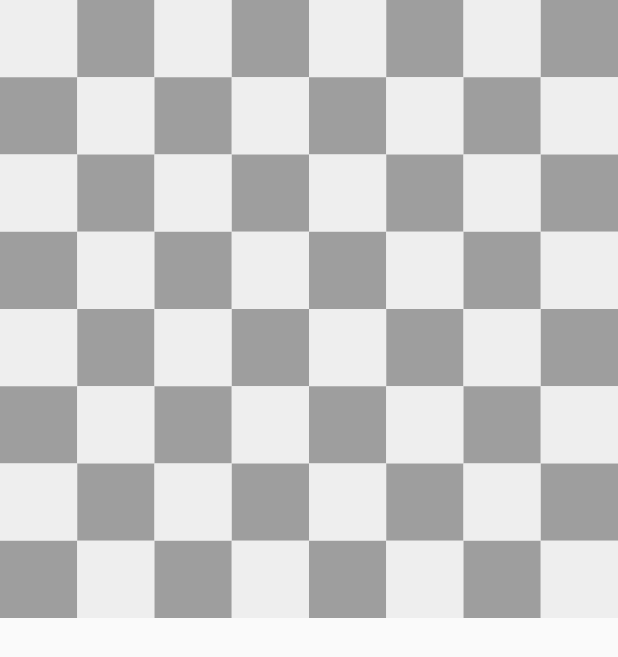
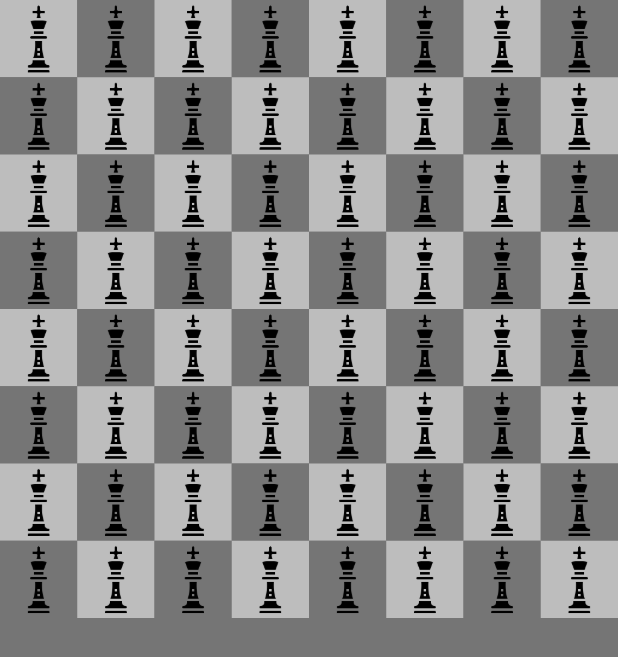
Before and after one commit to eacardenase/flutter-chess-game, a Flutter app: the screen it shows after launch, on a phone screen of 412 x 824 dp. Shown: the top 657 px of the screen. Run offline on Flutter 3.47's test engine with Material 2 defaults, Android fonts, the phone set to English and light mode, and no system bars.

```diff
--- /dev/null
+++ b/lib/components/piece.dart
@@ -0,0 +1,13 @@
+enum ChessPieceType { pawn, rook, knight, bishop, queen, king }
+
+class ChessPiece {
+  const ChessPiece({
+    required this.type,
+    required this.isWhite,
+    required this.imagePath,
+  });
+
+  final ChessPieceType type;
+  final bool isWhite;
+  final String imagePath;
+}
--- a/lib/components/square.dart
+++ b/lib/components/square.dart
@@ -1,17 +1,27 @@
 import 'package:flutter/material.dart';
+
+import 'package:chess_game/components/piece.dart';
+import 'package:chess_game/values/colors.dart';
 
 class Square extends StatelessWidget {
   const Square({
     super.key,
     required this.isWhite,
+    required this.piece,
   });
 
   final bool isWhite;
+  final ChessPiece? piece;
 
   @override
   Widget build(BuildContext context) {
     return Container(
-      color: isWhite ? Colors.grey.shade200 : Colors.grey.shade500,
+      color: isWhite ? foregroundColor : backgroundColor,
+      child: piece != null
+          ? Image.asset(
+              piece!.imagePath,
+            )
+          : null,
     );
   }
 }
--- a/lib/game_board.dart
+++ b/lib/game_board.dart
@@ -1,6 +1,9 @@
+import 'package:flutter/material.dart';
+
+import 'package:chess_game/components/piece.dart';
 import 'package:chess_game/components/square.dart';
 import 'package:chess_game/helpers/helper_methods.dart';
-import 'package:flutter/material.dart';
+import 'package:chess_game/values/colors.dart';
 
 class GameBoard extends StatefulWidget {
   const GameBoard({super.key});
@@ -10,9 +13,21 @@ class GameBoard extends StatefulWidget {
 }
 
 class _GameBoardState extends State<GameBoard> {
+  // ChessPiece myKing = const ChessPiece(
+  //   type: ChessPieceType.king,
+  //   isWhite: true,
+  //   imagePath: 'assets/icons/king-white.png',
+  // );
+  ChessPiece myKing = const ChessPiece(
+    type: ChessPieceType.king,
+    isWhite: false,
+    imagePath: 'assets/icons/king-black.png',
+  );
+
   @override
   Widget build(BuildContext context) {
     return Scaffold(
+      backgroundColor: backgroundColor,
       body: GridView.builder(
         itemCount: 8 * 8,
         physics: const NeverScrollableScrollPhysics(),
@@ -20,7 +35,10 @@ class _GameBoardState extends State<GameBoard> {
           crossAxisCount: 8,
         ),
         itemBuilder: (context, index) {
-          return Square(isWhite: isWhite(index));
+          return Square(
+            isWhite: isWhite(index),
+            piece: myKing,
+          );
         },
       ),
     );
--- /dev/null
+++ b/lib/values/colors.dart
@@ -0,0 +1,4 @@
+import 'package:flutter/material.dart';
+
+var backgroundColor = Colors.grey.shade600;
+var foregroundColor = Colors.grey.shade400;
```
Also changed, not shown: pubspec.yaml (+2 -5 lines), assets/icons/bishop-black.png (added), assets/icons/bishop-white.png (added), assets/icons/king-black.png (added), assets/icons/king-white.png (added), assets/icons/knight-black.png (added), assets/icons/knight-white.png (added), assets/icons/pawn-black.png (added), assets/icons/pawn-white.png (added), assets/icons/queen-black.png (added), assets/icons/queen-white.png (added), assets/icons/rook-black.png (added), assets/icons/rook-white.png (added).
